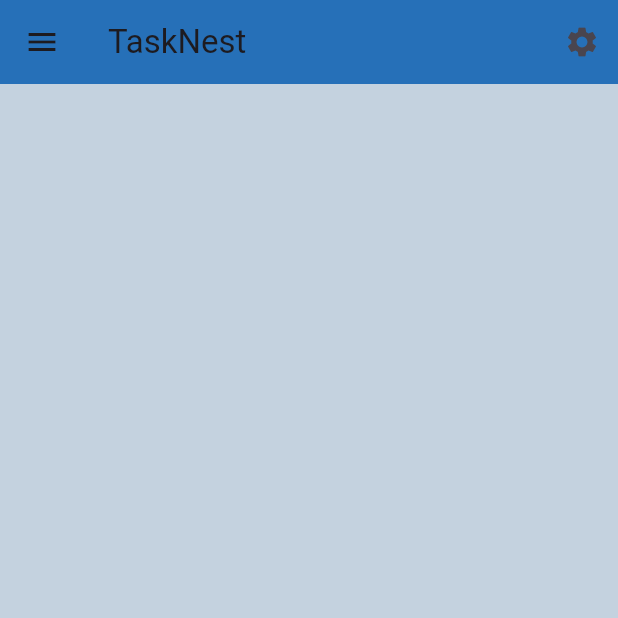
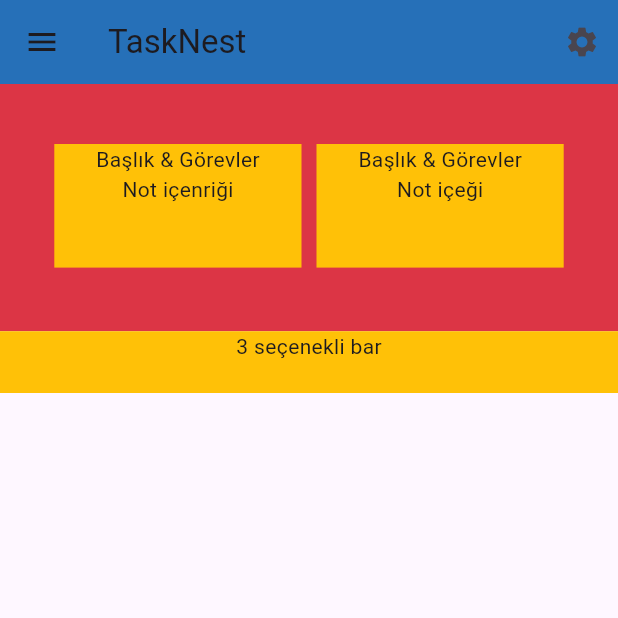
Before and after one commit to Atarapa0/Todolist, a Flutter app: the HomePage screen opened directly, on a phone screen of 412 x 824 dp, the top half of it. Run offline on Flutter 3.47's test engine with Material 3 defaults, Android fonts, the phone set to English and light mode, and no system bars; our stand-ins replace shared_preferences; accounts and stored records are empty.

Commit message:
feat: Implement shared preferences for first launch detection
- Added shared_preferences dependency to manage app launch state.
- Modified MyApp to check if it's the first launch and navigate accordingly.
- Updated home_page.dart and start_page1.dart for UI enhancements.
- Configured iOS and macOS Podfiles for shared_preferences integration.
- Added initial configuration files for VSCode and DevTools.
- Updated pubspec.lock with new package versions.

```diff
--- /dev/null
+++ b/devtools_options.yaml
@@ -0,0 +1,3 @@
+description: This file stores settings for Dart & Flutter DevTools.
+documentation: https://docs.flutter.dev/tools/devtools/extensions#configure-extension-enablement-states
+extensions:
--- a/lib/UI/home_page.dart
+++ b/lib/UI/home_page.dart
@@ -9,6 +9,7 @@
 }
 
 class _HomePageState extends State<HomePage> {
+  double offsetY = 0; // Container'ların dikey hareketi
   @override
   Widget build(BuildContext context) {
     return Scaffold(
@@ -31,9 +32,102 @@
           ),
         ],
       ),
-      body: Container(
-        color: ColorFile.primaryColor,
-      )
+      body: Stack(
+        children: [
+          Container(
+            alignment: Alignment.center,
+            child: Column(
+              children: [
+                Row(
+                  mainAxisAlignment: MainAxisAlignment.center,
+                  crossAxisAlignment: CrossAxisAlignment.center,
+                  children: [
+                    Container(
+                      width: MediaQuery.of(context).size.width,
+                      height: MediaQuery.of(context).size.height * 0.2,
+                      color: ColorFile.loveColor,
+                      child: Column(
+                        children: [
+                          Padding(
+                            padding: const EdgeInsets.symmetric(vertical: 40),
+                            child: Row(
+                              mainAxisAlignment: MainAxisAlignment.center,
+                              crossAxisAlignment: CrossAxisAlignment.center,
+                              children: [
+                                Container(
+                                  width:
+                                      MediaQuery.of(context).size.width * 0.4,
+                                  height:
+                                      MediaQuery.of(context).size.height * 0.1,
+                                  color: ColorFile.starColor,
+                                  child: Column(
+                                    children: [
+                                      Text('Başlık & Görevler'),
+                                      Text('Not içenriği'),
+                                    ],
+                                  ),
+                                ),
+                                SizedBox(width: 10),
+                                Container(
+                                  width:
+                                      MediaQuery.of(context).size.width * 0.4,
+                                  height:
+                                      MediaQuery.of(context).size.height * 0.1,
+                                  color: ColorFile.starColor,
+                                  child: Column(
+                                    children: [
+                                      Text('Başlık & Görevler'),
+                                      Text('Not içeği'),
+                                    ],
+                                  ),
+                                ),
+                              ],
+                            ),
+                          ),
+                        ],
+                      ),
+                    ),
+                  ],
+                ), //Dönen notlar yada görevler olan Row
+                Row(
+                  mainAxisAlignment: MainAxisAlignment.end,
+                  crossAxisAlignment: CrossAxisAlignment.center,
+                  children: [
+                    Container(
+                      width: MediaQuery.of(context).size.width,
+                      height: MediaQuery.of(context).size.height * 0.05,
+                      color: ColorFile.starColor,
+                      child: Column(
+                        children: [
+                          Text('3 seçenekli bar'),
+
+                        ],
+                      ),
+                    ),
+                  ],
+                ),
+                /*Row(
+                  mainAxisAlignment: MainAxisAlignment.center,
+                  crossAxisAlignment: CrossAxisAlignment.center,
+                  children: [
+                    Container(
+                      margin: EdgeInsets.only(bottom: MediaQuery.of(context).size.height/50),
+                      width: MediaQuery.of(context).size.width,
+                      height: MediaQuery.of(context).size.height,
+                      color: ColorFile.backgroundColor,
+                      child: Column(
+                        children: [
+                          Text('Tasklar olacak '),
+                        ],
+                      ),
+                    ),
+                  ],
+                ),*/
+              ],
+            ),
+          )
+        ],
+      ),
     );
   }
 }
--- a/lib/main.dart
+++ b/lib/main.dart
@@ -1,4 +1,5 @@
 import 'package:flutter/material.dart';
+import 'package:shared_preferences/shared_preferences.dart';
 import 'package:todo_list/UI/home_page.dart';
 import 'package:todo_list/UI/start_page1.dart';
 
@@ -14,6 +15,32 @@
 }
 
 class _MyAppState extends State<MyApp> {
+  bool _isFirstLaunch = true;
+
+  @override
+  void initState() {
+    super.initState();
+    _checkFirstLaunch();
+  }
+
+  Future<void> _checkFirstLaunch() async {
+    SharedPreferences prefs = await SharedPreferences.getInstance();
+    bool? isFirstLaunch = prefs.getBool('isFirstLaunch');
+
+    if (isFirstLaunch == null || isFirstLaunch) {
+      // İlk açılış
+      await prefs.setBool('isFirstLaunch', false);
+      setState(() {
+        _isFirstLaunch = true;
+      });
+    } else {
+      // Daha önce açılmış
+      setState(() {
+        _isFirstLaunch = false;
+      });
+    }
+  }
+
   @override
   Widget build(BuildContext context) {
     return MaterialApp(
@@ -22,7 +49,7 @@
       theme: ThemeData(
         primarySwatch: Colors.blue,
       ),
-      home: const StartPage(),
+      home: _isFirstLaunch ? const StartPage() : const HomePage(),
     );
   }
 }
--- a/pubspec.yaml
+++ b/pubspec.yaml
@@ -30,7 +30,7 @@
 dependencies:
   flutter:
     sdk: flutter
-
+  shared_preferences: ^2.0.0
   # The following adds the Cupertino Icons font to your application.
   # Use with the CupertinoIcons class for iOS style icons.
   cupertino_icons: ^1.0.8
```
Also changed, not shown: lib/UI/start_page1.dart (+6 -3 lines), pubspec.lock, 11 other files.
